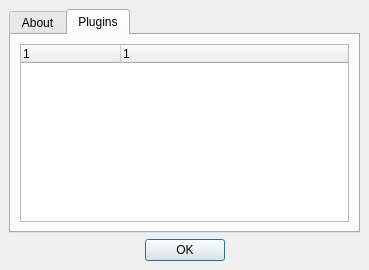
First picture: the form in portato/gui/templates/ui/AboutDialog.ui, repository Necoro/portato, before the edit.
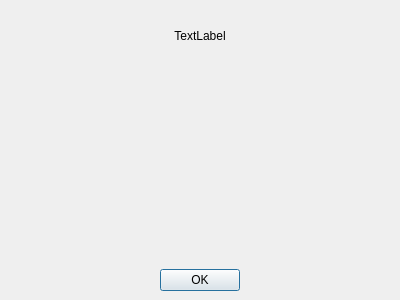
Second picture: the form after the edit. The open tabs and pages were chosen to show the change.

Commit message: added ability to disable/enable plugins in qt too; added shutdown plugin

Diff of the .ui file:
```diff
--- a/portato/gui/templates/ui/AboutDialog.ui
+++ b/portato/gui/templates/ui/AboutDialog.ui
@@ -8,8 +8,8 @@
    <rect>
     <x>0</x>
     <y>0</y>
-    <width>369</width>
-    <height>270</height>
+    <width>400</width>
+    <height>300</height>
    </rect>
   </property>
   <property name="windowTitle" >
@@ -23,21 +23,15 @@
     <number>6</number>
    </property>
    <item>
-    <widget class="QTabWidget" name="tabWidget" >
-     <property name="currentIndex" >
-      <number>0</number>
+    <widget class="QLabel" name="imgLabel" >
+     <property name="text" >
+      <string/>
      </property>
-     <widget class="QWidget" name="tab" >
-      <attribute name="title" >
-       <string>About</string>
-      </attribute>
-      <layout class="QVBoxLayout" >
-       <property name="margin" >
-        <number>9</number>
-       </property>
-       <property name="spacing" >
-        <number>6</number>
-       </property>
+     <property name="alignment" >
+      <set>Qt::AlignCenter</set>
+     </property>
+    </widget>
+   </item>
        <item>
         <widget class="QLabel" name="label" >
          <property name="text" >
@@ -64,52 +58,6 @@
          </property>
         </spacer>
        </item>
-      </layout>
-     </widget>
-     <widget class="QWidget" name="tab_2" >
-      <attribute name="title" >
-       <string>Plugins</string>
-      </attribute>
-      <layout class="QVBoxLayout" >
-       <property name="margin" >
-        <number>9</number>
-       </property>
-       <property name="spacing" >
-        <number>6</number>
-       </property>
-       <item>
-        <widget class="QTreeWidget" name="pluginList" >
-         <property name="editTriggers" >
-          <set>QAbstractItemView::NoEditTriggers</set>
-         </property>
-         <property name="showDropIndicator" stdset="0" >
-          <bool>false</bool>
-         </property>
-         <property name="alternatingRowColors" >
-          <bool>true</bool>
-         </property>
-         <property name="rootIsDecorated" >
-          <bool>false</bool>
-         </property>
-         <property name="columnCount" >
-          <number>2</number>
-         </property>
-         <column>
-          <property name="text" >
-           <string>1</string>
-          </property>
-         </column>
-         <column>
-          <property name="text" >
-           <string>1</string>
-          </property>
-         </column>
-        </widget>
-       </item>
-      </layout>
-     </widget>
-    </widget>
-   </item>
    <item>
     <widget class="QDialogButtonBox" name="buttonBox" >
      <property name="orientation" >
```
Left out of the diff: 24 changed lines with no effect on the pictures. Lines whose indentation alone changed are shown as unchanged. The commit also changes 4 other files.
